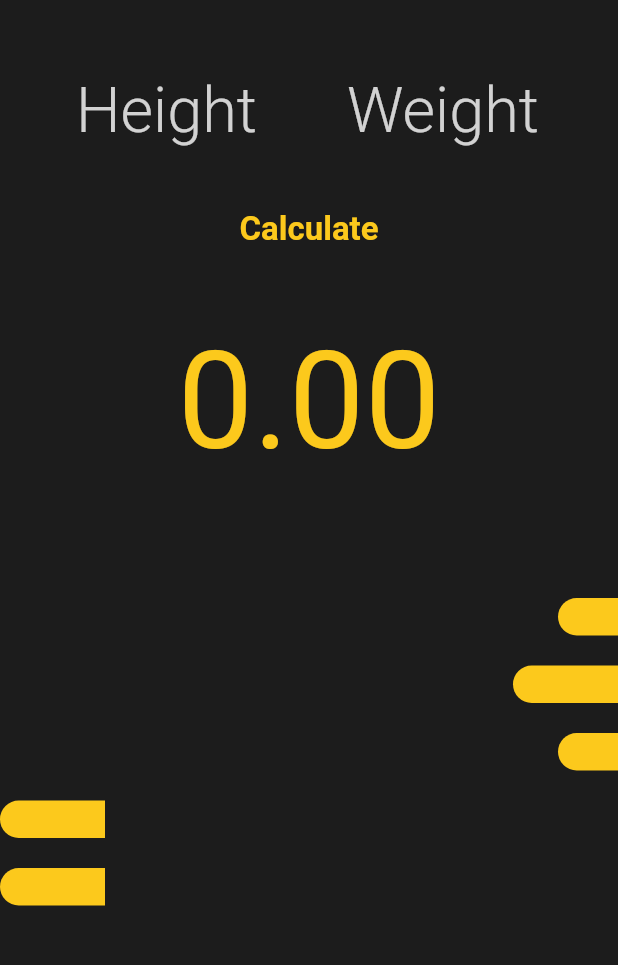
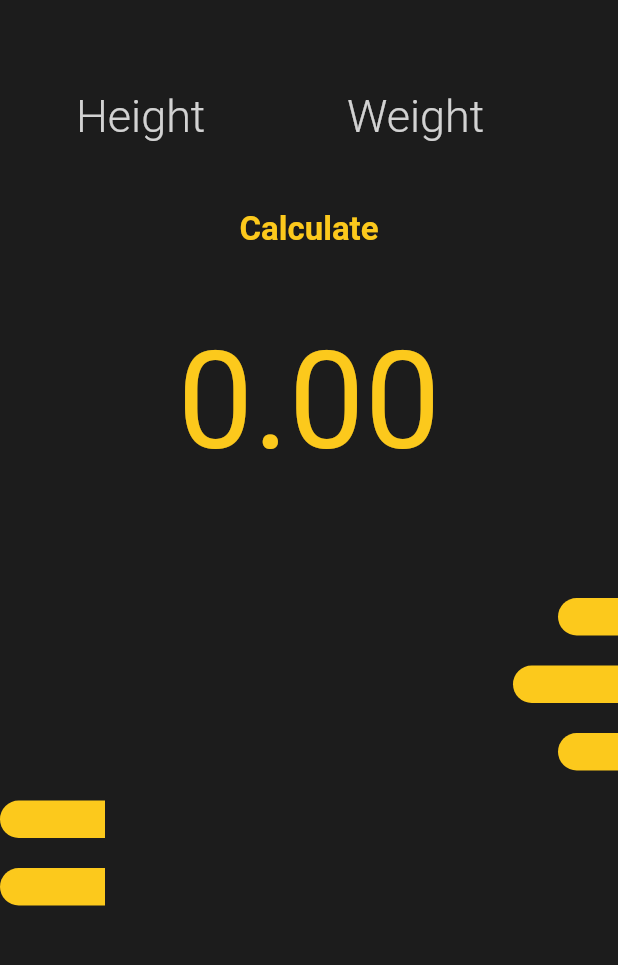
Before and after one commit to Shruti78/bmi_calculator, a Flutter app: the screen it shows after launch, on a phone screen of 412 x 824 dp, the part 59-1024 px from its top. Run offline on Flutter 3.47's test engine with Material 2 defaults, Android fonts, the phone set to English and light mode, and no system bars; our stand-ins replace hexcolor.

Commit message:
first commit

```diff
--- a/lib/screens/home_screen.dart
+++ b/lib/screens/home_screen.dart
@@ -56,7 +56,7 @@ class _HomeScreenState extends State<HomeScreen> {
                       border: InputBorder.none,
                       hintText: "Height",
                       hintStyle: TextStyle(
-                          fontSize: 42,
+                          fontSize: 30,
                           fontWeight: FontWeight.w300,
                           color: Colors.white.withOpacity(.8)),
                     ),
@@ -76,7 +76,7 @@ class _HomeScreenState extends State<HomeScreen> {
                       border: InputBorder.none,
                       hintText: "Weight",
                       hintStyle: TextStyle(
-                          fontSize: 42,
+                          fontSize: 30,
                           fontWeight: FontWeight.w300,
                           color: Colors.white.withOpacity(.8)),
                     ),
```
